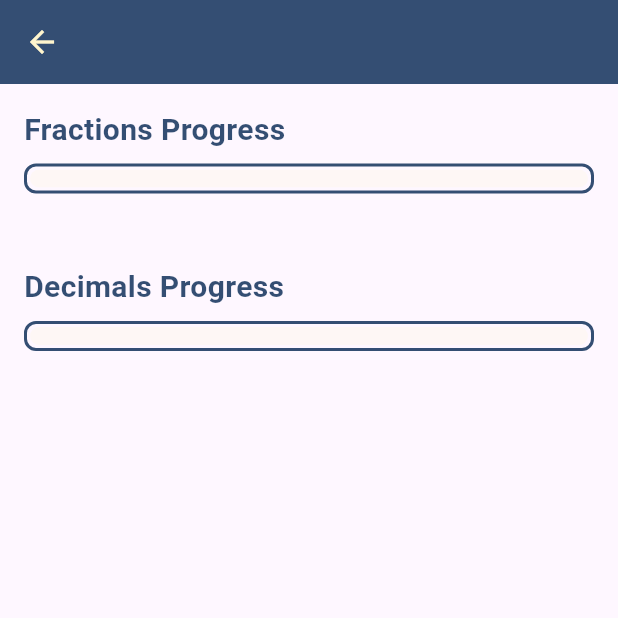
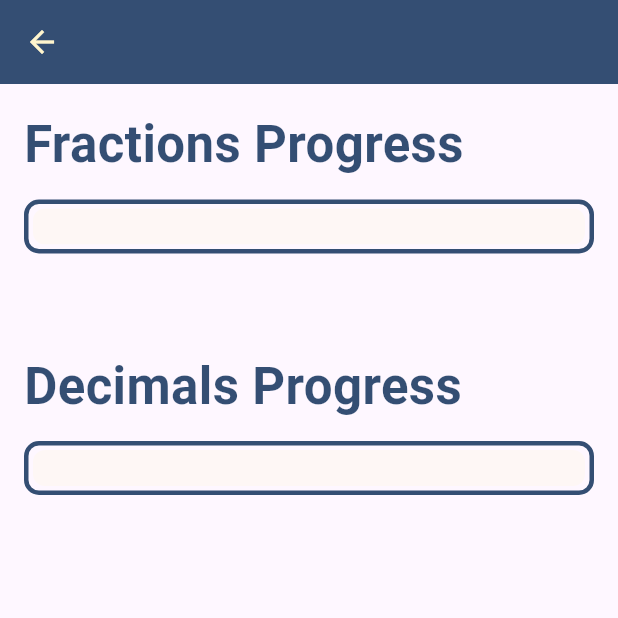
Before and after one commit to LAVjr97/Bilingual-Buddy, a Flutter app: the ProfilePage screen opened directly with empty values, on a phone screen of 412 x 824 dp, the top half of it. Run offline on Flutter 3.47's test engine with Material 3 defaults, Android fonts, the light colour scheme and no system bars; our stand-ins replace audioplayers, cloud_firestore, confetti, firebase_auth, firebase_core, flip_card and 3 more; missing offline and left inert: pdfx; accounts and stored records are empty.

Commit message:
font bigger

```diff
--- a/bilingual_buddy/lib/screens/dec_lessons_page.dart
+++ b/bilingual_buddy/lib/screens/dec_lessons_page.dart
@@ -136,7 +136,9 @@ class _DecimalsQuizzes extends State<DecimalsQuizzes> {
                                 "One Point Five", "1.5",
                                 "Zero Point Nine", "0.9",
                                 "Seven Point Zero Five", "7.05"
-                              ], "Match each decimal with its English wording."), MATCH_TILES("Match the numbers to their English words.",
+                              ], "Match each decimal with its English wording."),
+
+                              MATCH_TILES("Match the numbers to their English words.",
                                     [
                                       "Zero Point Seven Five", "0.75",
                                       "Two Point Zero Three",   "2.03",
--- a/bilingual_buddy/lib/screens/profile_page.dart
+++ b/bilingual_buddy/lib/screens/profile_page.dart
@@ -31,7 +31,13 @@ class ProfilePage extends StatelessWidget {
 
     return Scaffold(
       appBar: AppBar(
-        title: Text('${student.info.firstName} ${student.info.lastName}'),
+        title: Text(
+          '${student.info.firstName} ${student.info.lastName}',
+          style: TextStyle(
+            fontSize: 32,
+            fontWeight: FontWeight.bold,
+          ),
+        ),
         backgroundColor: textColor,
         foregroundColor: buttonColor,
       ),
@@ -42,41 +48,42 @@ class ProfilePage extends StatelessWidget {
           Text(
             "Fractions Progress",
             style: TextStyle(
-              fontSize: 20,
+              fontSize: 34,
               fontWeight: FontWeight.bold,
               color: textColor,
             ),
           ),
-          const SizedBox(height: 8),
+          const SizedBox(height: 12),
           Container(
             decoration: BoxDecoration(
-                border: Border.all(color: textColor, width: 2),    // outline color & width
-                borderRadius: BorderRadius.circular(8),               // rounded corners on the outline
+              border: Border.all(color: textColor, width: 3),
+              borderRadius: BorderRadius.circular(10),
             ),
-              padding: const EdgeInsets.all(2),                       // space between border and bar
+            padding: const EdgeInsets.all(3),
             child: ClipRRect(
-                borderRadius: BorderRadius.circular(6),               // match inner rounding
+              borderRadius: BorderRadius.circular(8),
               child: LinearProgressIndicator(
                 value: fractionOverall,
-                  minHeight: 12,
+                minHeight: 24,
                 backgroundColor: buttonColor.withOpacity(0.2),
                 color: Colors.green,
               ),
             ),
           ),
 
-          const SizedBox(height: 16),
+          const SizedBox(height: 24),
           // Fractions Quiz List
           ...List.generate(fractionList.length, (index) {
             final quiz = fractionList[index];
             return Card(
-              elevation: 3,
-              margin: const EdgeInsets.symmetric(vertical: 8),
+              elevation: 4,
+              margin: const EdgeInsets.symmetric(vertical: 12),
               child: ListTile(
+                contentPadding: const EdgeInsets.symmetric(horizontal: 24, vertical: 16),
                 title: Text(
                   "Quiz ${index + 1}",
                   style: TextStyle(
-                    fontSize: 18,
+                    fontSize: 32,
                     fontWeight: FontWeight.bold,
                     color: textColor,
                   ),
@@ -84,8 +91,8 @@ class ProfilePage extends StatelessWidget {
                 trailing: Text(
                   "${quiz.percentCompleted.toStringAsFixed(0)}%",
                   style: TextStyle(
-                    fontSize: 16,
-                    fontWeight: FontWeight.w600,
+                    fontSize: 28,
+                    fontWeight: FontWeight.w700,
                     color: quiz.percentCompleted == 100.0
                         ? Colors.green
                         : Colors.red,
@@ -95,47 +102,48 @@ class ProfilePage extends StatelessWidget {
             );
           }),
 
-          const SizedBox(height: 32),
+          const SizedBox(height: 40),
 
           // Decimals Section Header
           Text(
             "Decimals Progress",
             style: TextStyle(
-              fontSize: 20,
+              fontSize: 34,
               fontWeight: FontWeight.bold,
               color: textColor,
             ),
           ),
-          const SizedBox(height: 8),
+          const SizedBox(height: 12),
           Container(
             decoration: BoxDecoration(
-              border: Border.all(color: textColor, width: 2),
+              border: Border.all(color: textColor, width: 3),
+              borderRadius: BorderRadius.circular(10),
+            ),
+            padding: const EdgeInsets.all(3),
+            child: ClipRRect(
               borderRadius: BorderRadius.circular(8),
-            ),
-            padding: const EdgeInsets.all(2),
-            child: ClipRRect(
-              borderRadius: BorderRadius.circular(6),
               child: LinearProgressIndicator(
                 value: decimalOverall,
-                minHeight: 12,
+                minHeight: 24,
                 backgroundColor: buttonColor.withOpacity(0.2),
                 color: Colors.green,
               ),
             ),
           ),
 
-          const SizedBox(height: 16),
+          const SizedBox(height: 24),
           // Decimals Quiz List
           ...List.generate(decimalList.length, (index) {
             final quiz = decimalList[index];
             return Card(
-              elevation: 3,
-              margin: const EdgeInsets.symmetric(vertical: 8),
+              elevation: 4,
+              margin: const EdgeInsets.symmetric(vertical: 12),
               child: ListTile(
+                contentPadding: const EdgeInsets.symmetric(horizontal: 24, vertical: 16),
                 title: Text(
                   "Quiz ${index + 1}",
                   style: TextStyle(
-                    fontSize: 18,
+                    fontSize: 32,
                     fontWeight: FontWeight.bold,
                     color: textColor,
                   ),
@@ -143,8 +151,8 @@ class ProfilePage extends StatelessWidget {
                 trailing: Text(
                   "${quiz.percentCompleted.toStringAsFixed(0)}%",
                   style: TextStyle(
-                    fontSize: 16,
-                    fontWeight: FontWeight.w600,
+                    fontSize: 28,
+                    fontWeight: FontWeight.w700,
                     color: quiz.percentCompleted == 100.0
                         ? Colors.green
                         : Colors.red,
```
Lines whose indentation alone changed are shown as unchanged.
